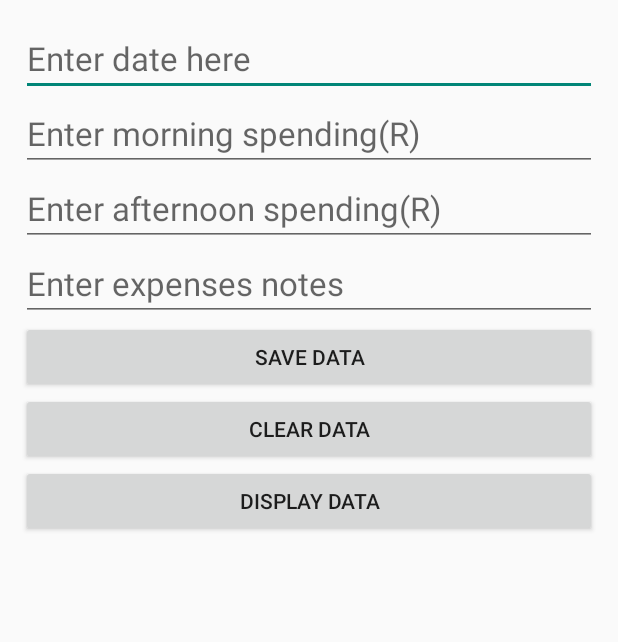
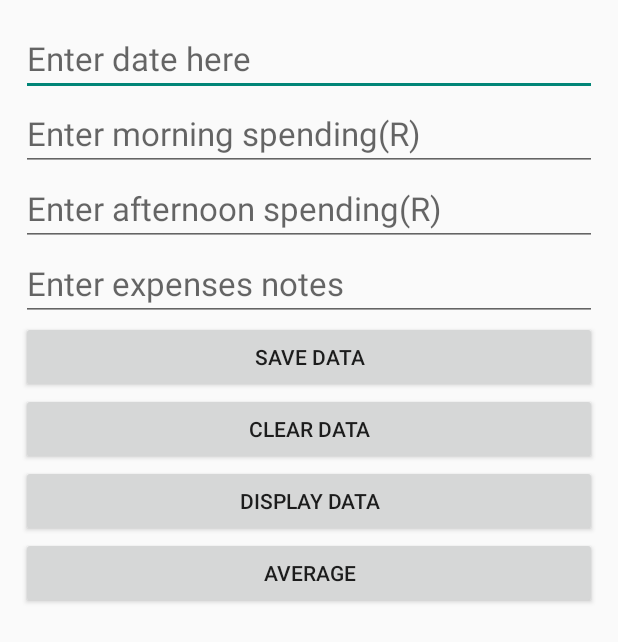
Before and after one commit to NomthieVithie/BudgetApp, an Android app built with Jetpack Compose: the screen it shows after launch (MainActivity), on a phone screen of 412 x 824 dp. Shown: the top 642 px of the screen. Run offline under Robolectric (Android 15) with nearby library versions, the phone set to English and light mode, and no system bars; Roboto replaces fonts that are not available here.

Commit message:
Average calculations

```diff
--- a/app/src/main/res/layout/Splash.kt
+++ /dev/null
@@ -1 +0,0 @@
-package com.example.preparationapp
--- a/app/src/main/res/layout/input_data.xml
+++ b/app/src/main/res/layout/input_data.xml
@@ -56,4 +56,9 @@
         android:layout_height="wrap_content"
         android:text="Display Data"/>
 
+    <Button
+        android:id="@+id/averagebtn"
+        android:layout_width="match_parent"
+        android:layout_height="wrap_content"
+        android:text="Average" />
 </LinearLayout>
```
Also changed, not shown: app/src/main/java/com/example/preparationapp/Display.kt (+12 -3 lines), app/src/main/java/com/example/preparationapp/MainActivity.kt (+45 -35 lines), app/src/main/res/layout/exam_data.xml (+7 -0 lines).
